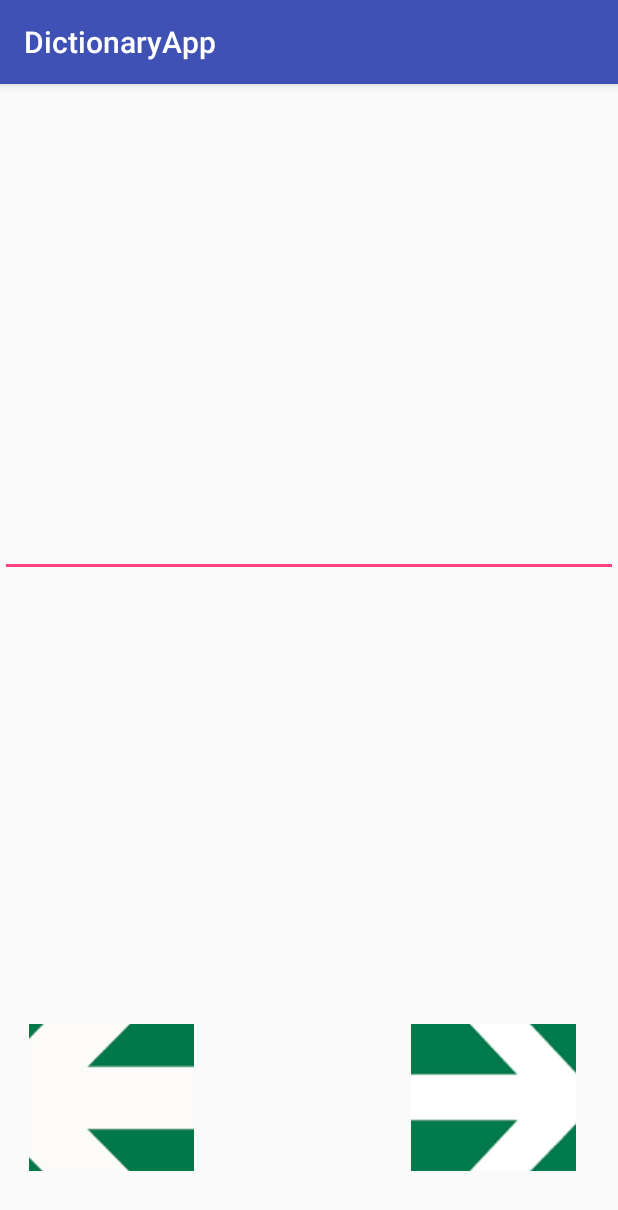
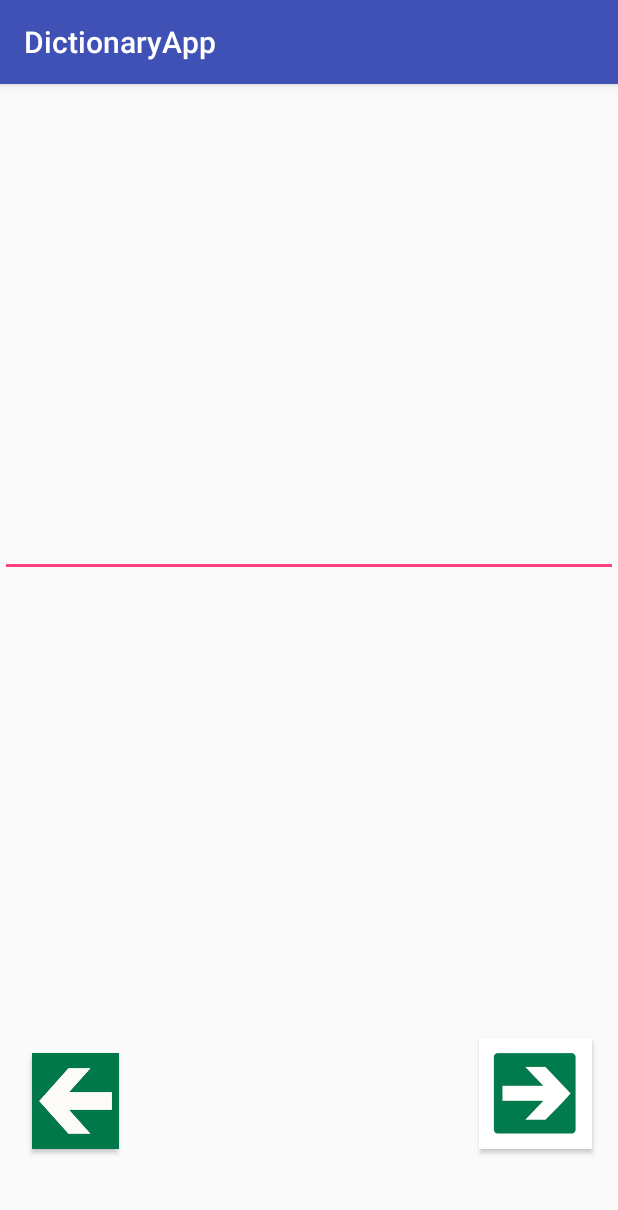
Before and after one commit to sajan777/Dictionary-Application-AcadView, an Android app: the WordDisplay screen opened directly, with no data from a screen before it, after a tap on an icon or button, on a phone screen of 412 x 824 dp. Shown: the top 1210 px of the screen. Run offline under Robolectric (Android 15) with nearby library versions, the phone set to English and light mode, and no system bars; network calls fail; Roboto replaces fonts that are not available here; 1 statement that could not run was skipped.

Commit message:
Almost done

```diff
--- a/Dictionary App/app/src/main/java/com/example/halfdevil/dictionaryapp/DatabaseHelper.java
+++ b/Dictionary App/app/src/main/java/com/example/halfdevil/dictionaryapp/DatabaseHelper.java
@@ -16,48 +16,60 @@ import java.io.InputStream;
 import java.io.OutputStream;
 
 public class DatabaseHelper extends SQLiteOpenHelper {
-    private static String TAG = "DataBaseHelper"; // Tag just for the LogCat window
+
     //destination path (location) of our database on device
     private static String DB_PATH = "";
     private static String DB_NAME ="dictionary.db";// Database name
-    private SQLiteDatabase mDataBase;
-    private final Context mContext;
-    static final String TABLE_NAME = "Dictionary1";
+    private SQLiteDatabase mDataBase;//obj to the sqlitedatabase
+    private final Context mContext;//context object
+    static final String TABLE_NAME = "Dictionary1";//database table name.
+    Cursor cursor = null;//cursor object as null
 
     public DatabaseHelper(Context context)
     {
         super(context, DB_NAME, null, 1);// 1? Its database Version
         if(android.os.Build.VERSION.SDK_INT >= 17){
             DB_PATH = context.getApplicationInfo().dataDir + "/databases/";
+            //giving out the actual path according to the sdk version
         }
         else
         {
             DB_PATH = "/data/data/" + context.getPackageName() + "/databases/";
         }
         this.mContext = context;
+        //initalize the context object
     }
 
 
     public void createDataBase() throws IOException
-    {
-        //If the database does not exist, copy it from the assets.
+   {
+//        Creates a empty database on the system and rewrites it with your own database.
+//         By calling this method and empty database will be created into the default system path
+//            of your application so we are gonna be able to overwrite that database with our database.
 
         boolean mDataBaseExist = checkDataBase();
-        if(mDataBaseExist){}
+        //check for existence
+        if(mDataBaseExist){}//do nothing
         else{
             this.getWritableDatabase();
-            copyDataBase();}
+            copyDataBase();
+        //calls the copy database method
+            }
 
     }
 
-    //Check that the database exists here: /data/data/your package/databases/Da Name
+//    Check if the database already exist to avoid re-copying the file each time you open the application.
+//return true if it exists, false if it doesn't
     private boolean checkDataBase()
     {
         File dbFile = new File(DB_PATH + DB_NAME);
         return dbFile.exists();
     }
 
-    //Copy the database from assets
+    //Copy the database from assets using the byte stream
+    //by copying here it means rewriting the database file that wwas created using the create database
+    //method
+
     private void copyDataBase() throws IOException
     {
         InputStream mInput = mContext.getAssets().open(DB_NAME);
@@ -77,26 +89,31 @@ public class DatabaseHelper extends SQLiteOpenHelper {
     //Open the database, so we can query it
     public void openDataBase() throws SQLException
     {
-        String mPath = DB_PATH + DB_NAME;
+        String mPath = DB_PATH + DB_NAME;//path
         mDataBase = SQLiteDatabase.openDatabase(mPath, null, SQLiteDatabase.OPEN_READWRITE);
     }
 
     @Override
     public synchronized void close()
-    {
+    {       //used to close the database that was created to copy and
+        //in which the data was rewritten
         if(mDataBase != null)
             mDataBase.close();
         super.close();
     }
 
 
+    //fetch data fxn that takes up string as an argument
     public String fetchData(String value) {
-        Cursor cursor = mDataBase.rawQuery("SELECT word , wordtype , definition fROM "+ TABLE_NAME + " WHERE word= '" + value + "' " , null);
-        String value1 = null;
+         cursor = mDataBase.rawQuery("SELECT word , wordtype , definition fROM "+ TABLE_NAME + " WHERE word= '" + value + "' " , null);
+        //cursor query used to select the word,wordtype,def,form the database in the table where the word matches
+         //strig variables for execution purposes
+         String value1 = null;
         String value2 = null;
         String value3 = null;
         String word= null;
         if (cursor.getCount()>0) {
+            //main logic that uses to get the data from the table
             if (cursor.moveToFirst()) ;
             {
                 value1 = cursor.getString(0);
@@ -107,11 +124,20 @@ public class DatabaseHelper extends SQLiteOpenHelper {
             }
         }
         return word;
+        //returns the total value of the string
 
+    }
+
+    public void IncrementId(){
+        cursor.moveToNext();
+    }
+    public void DecrementId(){
+        cursor.moveToPrevious();
     }
 
 
 
+//onCreate and onUpgrade are empty here cause we don't need them.
     @Override
     public void onCreate(SQLiteDatabase sqLiteDatabase) {
 
--- a/Dictionary App/app/src/main/java/com/example/halfdevil/dictionaryapp/MainActivity.java
+++ b/Dictionary App/app/src/main/java/com/example/halfdevil/dictionaryapp/MainActivity.java
@@ -35,6 +35,7 @@ MainActivity extends AppCompatActivity {
                 //as activity name and the 3rd activity.
                 Intent intobj = new Intent(MainActivity.this,WordDisplay.class);
                 intobj.putExtra("VAL",values.getText().toString());
+                //putting the seached value in the keyValue pair using putExtra
                 startActivity(intobj);
                 //this starts the 3rd activity
 
--- a/Dictionary App/app/src/main/java/com/example/halfdevil/dictionaryapp/WordDisplay.java
+++ b/Dictionary App/app/src/main/java/com/example/halfdevil/dictionaryapp/WordDisplay.java
@@ -15,34 +15,42 @@ import java.io.IOException;
 
 public class WordDisplay extends AppCompatActivity {
 
-    ImageButton next,previous;
-    EditText editText;
-    DatabaseHelper dbh=null;
+    Button next,previous;//two buttons
+    EditText editText;//one edit text
+    DatabaseHelper dbh=null;//obj of databaseelper class
     String newString = "";
-    String temp = "";
+    String temp = "";//two strings for temproray purposes
+
+
     @Override
     protected void onCreate(Bundle savedInstanceState) {
         super.onCreate(savedInstanceState);
         setContentView(R.layout.activity_word_display);
 
+        //giving refrences to the buttons and edittext
         editText = (EditText) findViewById(R.id.editText);
+        next = (Button) findViewById(R.id.next);
+        previous = (Button) findViewById(R.id.previous);
 
-        next = (ImageButton) findViewById(R.id.next);
-        previous = (ImageButton) findViewById(R.id.previous);
+        //initalization of the object
+        dbh = new DatabaseHelper(getApplicationContext());
+        //bundle to get the value to the key assigned.
+        Bundle b = getIntent().getExtras();
 
-        dbh = new DatabaseHelper(getApplicationContext());
-        Bundle b = getIntent().getExtras();
+        //try catch for create database
         try {
             dbh.createDataBase();
         } catch (IOException ioe) {
             throw new Error("Unable to create database");
         }
+        //try catch to open database
         try {
             dbh.openDataBase();
         } catch (Exception e) {
             throw new Error("Unable to open database");
         }
 
+        //logic to take the value in the bundle and pass to fetch data and further using tem in the text view
         if (b != null) {
             newString = b.getString("VAL");
             temp = dbh.fetchData(newString);
@@ -53,13 +61,14 @@ public class WordDisplay extends AppCompatActivity {
         next.setOnClickListener(new View.OnClickListener() {
             @Override
             public void onClick(View view) {
+                dbh.IncrementId();
 
             }
         });
         previous.setOnClickListener(new View.OnClickListener() {
             @Override
             public void onClick(View view) {
-
+                    dbh.DecrementId();
             }
         });
 
--- a/Dictionary App/app/src/main/res/layout/activity_word_display.xml
+++ b/Dictionary App/app/src/main/res/layout/activity_word_display.xml
@@ -5,25 +5,6 @@
     android:layout_width="match_parent"
     android:layout_height="match_parent"
     tools:context=".WordDisplay">
-
-    <ImageButton
-        android:id="@+id/next"
-        android:layout_width="110dp"
-        android:layout_height="98dp"
-        android:layout_alignParentEnd="true"
-        android:layout_alignTop="@+id/previous"
-        android:layout_marginEnd="28dp"
-        app:srcCompat="@drawable/right" />
-
-    <ImageButton
-        android:id="@+id/previous"
-        android:layout_width="110dp"
-        android:layout_height="98dp"
-        android:layout_alignParentBottom="true"
-        android:layout_alignParentStart="true"
-        android:layout_marginBottom="43dp"
-        android:layout_marginStart="19dp"
-        app:srcCompat="@drawable/left" />
 
     <EditText
         android:id="@+id/editText"
@@ -35,4 +16,23 @@
         android:ems="10"
         android:inputType="textPersonName" />
 
+    <Button
+        android:id="@+id/next"
+        android:layout_width="75dp"
+        android:layout_height="74dp"
+        android:layout_alignParentBottom="true"
+        android:layout_alignParentEnd="true"
+        android:layout_marginBottom="58dp"
+        android:layout_marginEnd="17dp"
+        android:background="@drawable/right" />
+
+    <Button
+        android:id="@+id/previous"
+        android:layout_width="58dp"
+        android:layout_height="64dp"
+        android:layout_alignBottom="@+id/next"
+        android:layout_alignParentStart="true"
+        android:layout_marginStart="21dp"
+        android:background="@drawable/left" />
+
 </RelativeLayout>
```
Also changed, not shown: Dictionary App/app/src/main/java/com/example/halfdevil/dictionaryapp/DictionaryValueHelper.java (deleted, +0 -37 lines).
